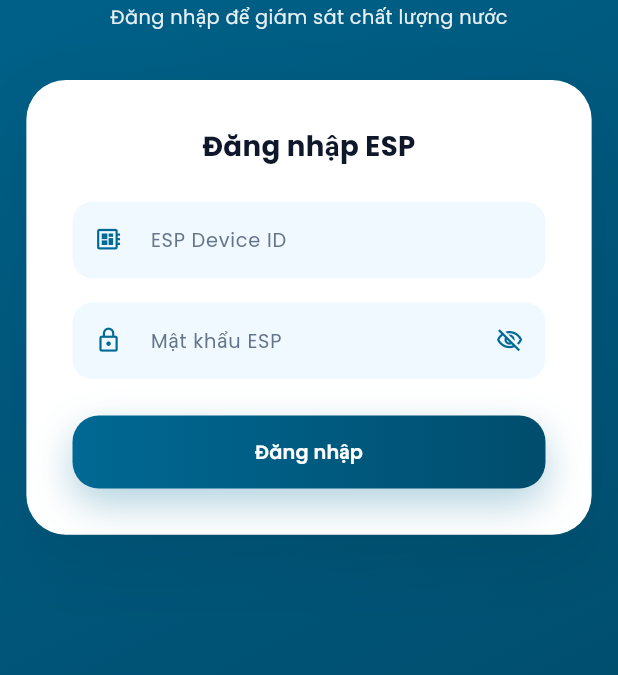
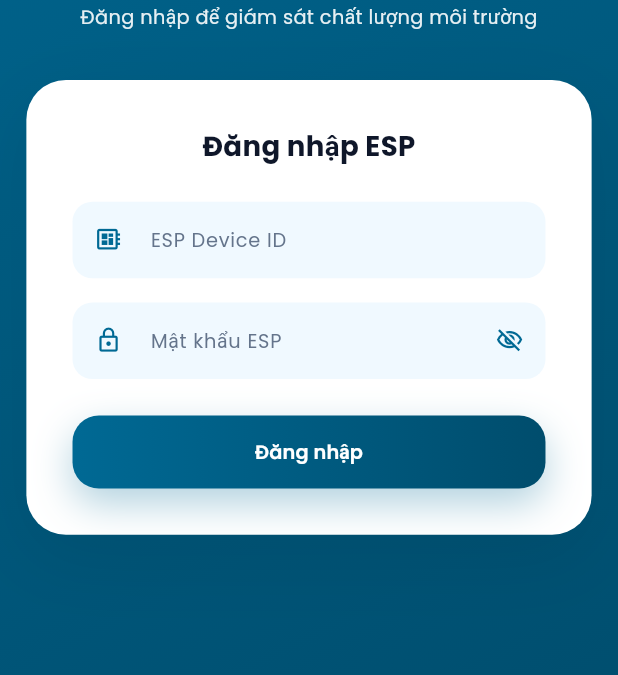
Before and after one commit to Vuduykhang2306/aquaoracle-app, a Flutter app: the screen it shows after launch, on a phone screen of 412 x 824 dp, the part 465-1140 px from its top. Run offline on Flutter 3.47's test engine with Material 3 defaults, Android fonts, the phone set to English and light mode, and no system bars; our stand-ins replace fl_chart, google_fonts, supabase_flutter; accounts and stored records are empty.

```diff
--- a/lib/main.dart
+++ b/lib/main.dart
@@ -47,7 +47,7 @@ class _MyAppState extends State<MyApp> {
       onNotificationToggle: toggleNotifications,
       child: MaterialApp(
         debugShowCheckedModeBanner: false,
-        title: 'Hong Bang WaterMonitor',
+        title: 'Hong Bang AquaOracle',
         theme: _buildLightTheme(),
         darkTheme: _buildDarkTheme(),
         themeMode: isDarkMode ? ThemeMode.dark : ThemeMode.light,
--- a/lib/screens/login_screen.dart
+++ b/lib/screens/login_screen.dart
@@ -181,7 +181,7 @@ class _LoginScreenState extends State<LoginScreen>
                       ),
                       SizedBox(height: Responsive.h(8)),
                       Text(
-                        "Đăng nhập để giám sát chất lượng nước",
+                        "Đăng nhập để giám sát chất lượng môi trường",
                         style: GoogleFonts.poppins(
                           fontSize: Responsive.sp(14),
                           color: Colors.white.withOpacity(0.9),
--- a/lib/screens/ml_screen.dart
+++ b/lib/screens/ml_screen.dart
@@ -17,7 +17,7 @@ class _MLScreenState extends State<MLScreen> {
   double accuracy = 0.0;
   String selectedModel = 'XGBoost';
 
-  final List<String> models = ['XGBoost', 'Random Forest', 'Neural Network'];
+  final List<String> models = ['XGBoost'];
   final List<double> featureImportance = [0.35, 0.28, 0.22, 0.15];
   final List<String> featureNames = ['TDS', 'Độ đục', 'pH', 'Nhiệt độ'];
 
--- a/lib/services/ai_analysis_service.dart
+++ b/lib/services/ai_analysis_service.dart
@@ -80,11 +80,11 @@ Trả lời ngắn gọn 4-5 câu bằng tiếng Việt với emoji phù hợp.
         final turbidityTrend = avgTurbidityRecent - avgTurbidityOlder;
 
         if (tdsTrend > 20 || turbidityTrend > 1) {
-          trendAnalysis = "Xu hướng: Chất lượng nước đang giảm trong 10 ngày qua";
+          trendAnalysis = "Xu hướng: Chất lượng môi trường đang giảm trong 10 ngày qua";
         } else if (tdsTrend < -20 || turbidityTrend < -1) {
-          trendAnalysis = "Xu hướng: Chất lượng nước đang cải thiện";
+          trendAnalysis = "Xu hướng: Chất lượng môi trường đang cải thiện";
         } else {
-          trendAnalysis = "Xu hướng: Chất lượng nước tương đối ổn định";
+          trendAnalysis = "Xu hướng: Chất lượng môi trường tương đối ổn định";
         }
       }
     }
```
Also changed, not shown: lib/widgets/chart_widgets.dart (+12 -3 lines), 1 other file.
